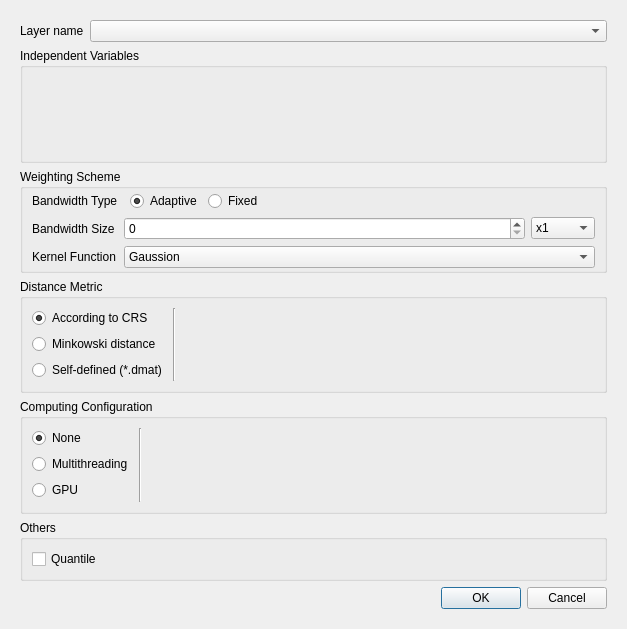
Old version of the form gwmgwaverageoptionsdialog.ui in the repository GWmodel-Lab/GWmodelS.
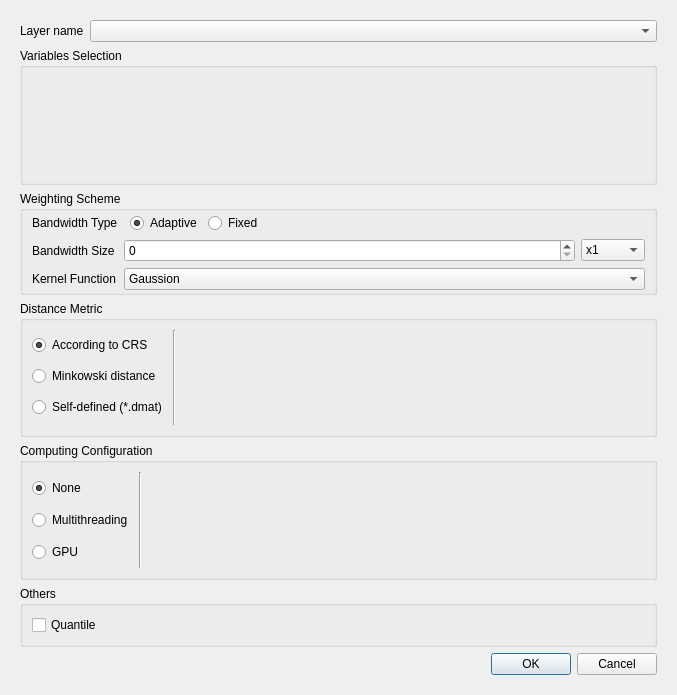
New version of the form. Custom widgets are drawn as their Qt base class.

Diff of the .ui file:
```diff
--- a/gwmgwaverageoptionsdialog.ui
+++ b/gwmgwaverageoptionsdialog.ui
@@ -6,8 +6,8 @@
    <rect>
     <x>0</x>
     <y>0</y>
-    <width>627</width>
-    <height>629</height>
+    <width>677</width>
+    <height>695</height>
    </rect>
   </property>
   <property name="windowTitle">
@@ -27,8 +27,8 @@
        <rect>
         <x>0</x>
         <y>0</y>
-        <width>609</width>
-        <height>611</height>
+        <width>659</width>
+        <height>677</height>
        </rect>
       </property>
       <layout class="QVBoxLayout" name="verticalLayout_7">
@@ -55,7 +55,7 @@
        <item>
         <widget class="QGroupBox" name="groupBox">
          <property name="title">
-          <string>Independent Variables</string>
+          <string>Variables Selection</string>
          </property>
          <layout class="QVBoxLayout" name="verticalLayout_4" stretch="1">
           <item>
```
